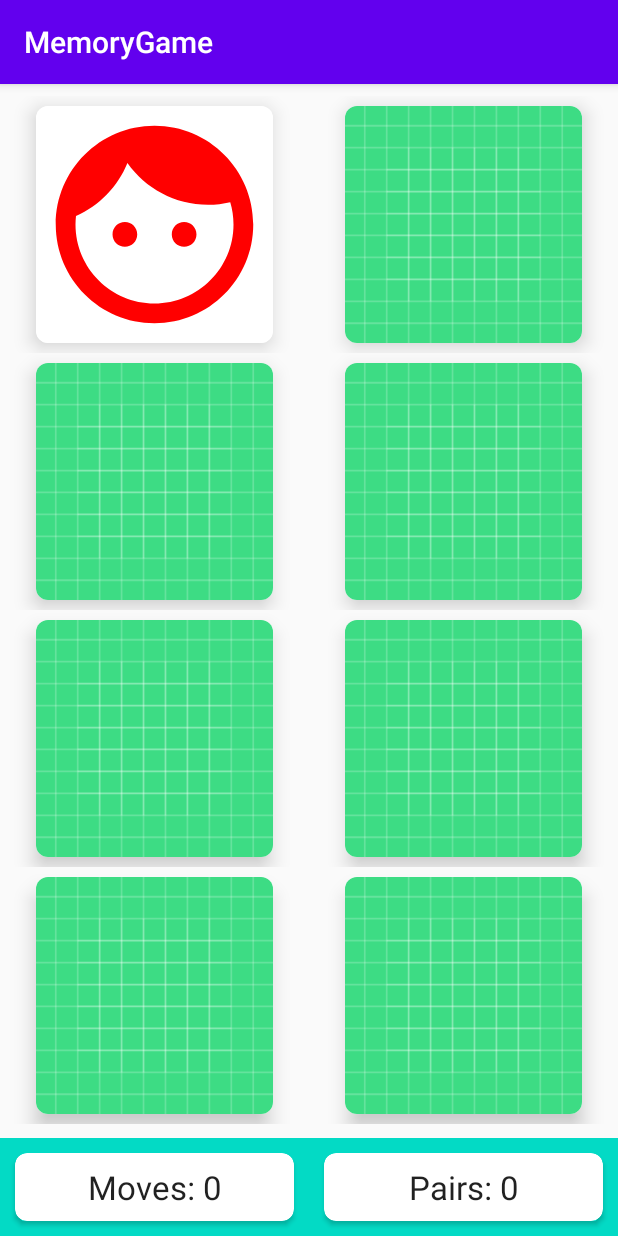
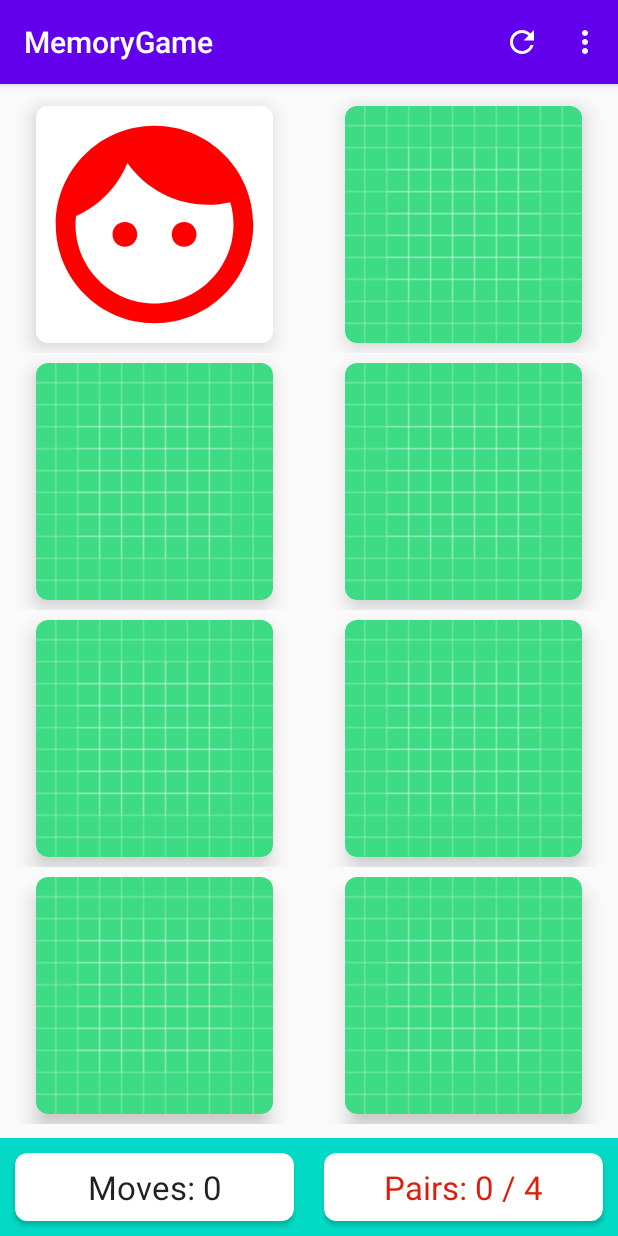
Before and after one commit to fsampson30/MemoryGame, an Android app: the screen it shows after launch (MainActivity), after a tap on an icon or button, on a phone screen of 412 x 824 dp. Run offline under Robolectric (Android 15) with nearby library versions, the phone set to English and light mode, and no system bars.

Commit message:
UI adjustments Text moves logic created Pairs found logic created Buttons Refresh Game and Choose Board SIze Created

```diff
--- a/app/src/main/java/com/sampson/memorygame/models/MemoryGame.kt
+++ b/app/src/main/java/com/sampson/memorygame/models/MemoryGame.kt
@@ -7,6 +7,7 @@ class MemoryGame(private val boardSize: BoardSize) {
     val cards: List<MemoryCard>
     var numPairsFound = 0
 
+    private var numCardFlips = 0
     private var indexOfSingleSelectedCard: Int? = null
 
     init {
@@ -16,6 +17,7 @@ class MemoryGame(private val boardSize: BoardSize) {
     }
 
     fun flipCard(position: Int) : Boolean {
+        numCardFlips++
         val card = cards[position]
         var foundMatch = false
         if (indexOfSingleSelectedCard == null) {
@@ -57,4 +59,8 @@ class MemoryGame(private val boardSize: BoardSize) {
         return cards[position].isFaceUp
     }
 
+    fun getNumMoves(): Int {
+        return numCardFlips / 2
+    }
+
 }
--- /dev/null
+++ b/app/src/main/res/drawable/ic_refresh.xml
@@ -0,0 +1,5 @@
+<vector android:height="24dp" android:tint="#FFF"
+    android:viewportHeight="24" android:viewportWidth="24"
+    android:width="24dp" xmlns:android="http://schemas.android.com/apk/res/android">
+    <path android:fillColor="@android:color/white" android:pathData="M17.65,6.35C16.2,4.9 14.21,4 12,4c-4.42,0 -7.99,3.58 -7.99,8s3.57,8 7.99,8c3.73,0 6.84,-2.55 7.73,-6h-2.08c-0.82,2.33 -3.04,4 -5.65,4 -3.31,0 -6,-2.69 -6,-6s2.69,-6 6,-6c1.66,0 3.14,0.69 4.22,1.78L13,11h7V4l-2.35,2.35z"/>
+</vector>
--- /dev/null
+++ b/app/src/main/res/menu/menu_main.xml
@@ -0,0 +1,14 @@
+<?xml version="1.0" encoding="utf-8"?>
+<menu xmlns:app="http://schemas.android.com/apk/res-auto"
+    xmlns:android="http://schemas.android.com/apk/res/android">
+
+    <item
+        android:id="@+id/mi_refresh"
+        android:icon="@drawable/ic_refresh"
+        android:title="Refresh"
+        app:showAsAction="always" />
+    <item
+        android:id="@+id/mi_new_size"
+        android:title="Choose new size"
+        app:showAsAction="never" />
+</menu>
--- a/app/src/main/res/values/colors.xml
+++ b/app/src/main/res/values/colors.xml
@@ -4,4 +4,6 @@
     <color name="colorPrimaryDark">#3700B3</color>
     <color name="colorAccent">#03DAC5</color>
     <color name="color_gray">#E0E0E0</color>
+    <color name="color_progress_none">#DC1E0B</color>
+    <color name="color_progress_full">#35BA01</color>
 </resources>
--- a/build.gradle
+++ b/build.gradle
@@ -6,7 +6,7 @@ buildscript {
         jcenter()
     }
     dependencies {
-        classpath "com.android.tools.build:gradle:4.0.0"
+        classpath 'com.android.tools.build:gradle:4.2.1'
         classpath "org.jetbrains.kotlin:kotlin-gradle-plugin:$kotlin_version"
 
         // NOTE: Do not place your application dependencies here; they belong
```
Also changed, not shown: app/src/main/java/com/sampson/memorygame/MainActivity.kt (+101 -5 lines), app/src/main/res/layout/dialog_board_size.xml (added, +38 -0 lines), gradle/wrapper/gradle-wrapper.properties.
